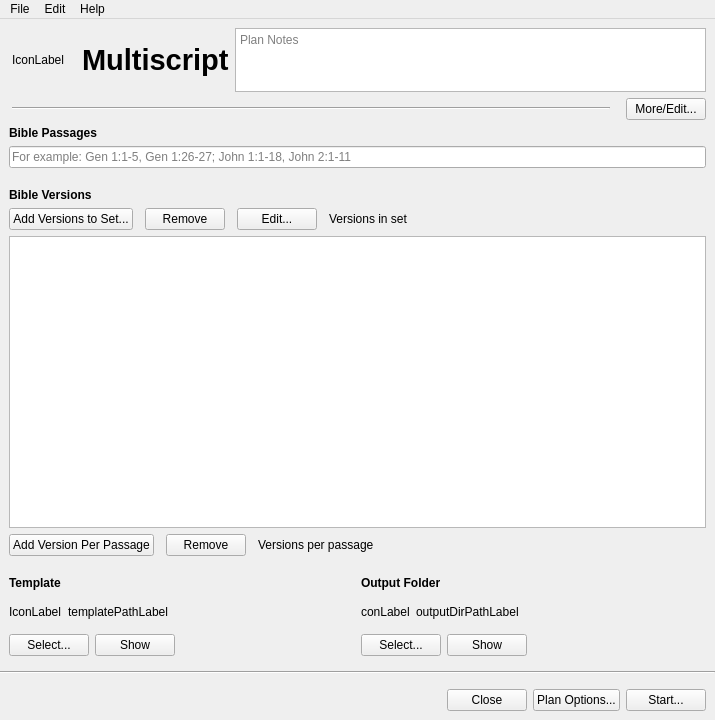
Old version of the form multiscript/ui/main_window.ui in the repository multiscript/multiscript.
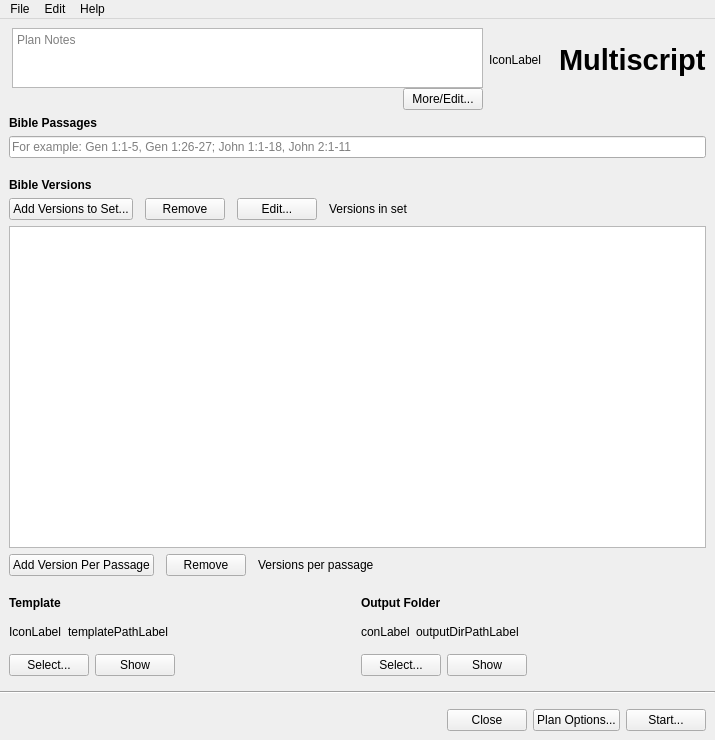
New version of the form. Custom widgets are drawn as their Qt base class.

Commit message: Move plan notes to left of title area

Diff of the .ui file:
```diff
--- a/multiscript/ui/main_window.ui
+++ b/multiscript/ui/main_window.ui
@@ -7,7 +7,7 @@
     <x>0</x>
     <y>0</y>
     <width>715</width>
-    <height>720</height>
+    <height>740</height>
    </rect>
   </property>
   <property name="sizePolicy">
@@ -47,47 +47,15 @@
        </property>
        <item>
         <layout class="QHBoxLayout" name="horizontalLayout_9">
-         <item>
-          <layout class="QVBoxLayout" name="verticalLayout_4">
-           <item>
-            <widget class="IconLabel" name="appIconLabel">
-             <property name="minimumSize">
-              <size>
-               <width>64</width>
-               <height>64</height>
-              </size>
-             </property>
-             <property name="text">
-              <string>IconLabel</string>
-             </property>
-            </widget>
-           </item>
-          </layout>
-         </item>
+         <property name="spacing">
+          <number>0</number>
+         </property>
          <item>
-          <layout class="QVBoxLayout" name="verticalLayout_5">
-           <item>
-            <widget class="QLabel" name="titleLabel">
-             <property name="font">
-              <font>
-               <pointsize>22</pointsize>
-               <bold>true</bold>
-              </font>
-             </property>
-             <property name="text">
-              <string>Multiscript</string>
-             </property>
-             <property name="margin">
-              <number>6</number>
-             </property>
-            </widget>
-           </item>
-          </layout>
-         </item>
+          <layout class="QVBoxLayout" name="verticalLayout">
          <item>
           <widget class="QTextEdit" name="planNotesTextEdit">
            <property name="sizePolicy">
-            <sizepolicy hsizetype="Expanding" vsizetype="Ignored">
+              <sizepolicy hsizetype="Expanding" vsizetype="Maximum">
              <horstretch>0</horstretch>
              <verstretch>0</verstretch>
             </sizepolicy>
@@ -95,7 +63,7 @@
            <property name="maximumSize">
             <size>
              <width>16777215</width>
-             <height>16777215</height>
+               <height>60</height>
             </size>
            </property>
            <property name="readOnly">
@@ -112,35 +80,20 @@
            </property>
           </widget>
          </item>
-        </layout>
-       </item>
        <item>
         <layout class="QHBoxLayout" name="horizontalLayout_10">
-         <item>
-          <widget class="Line" name="line">
-           <property name="sizePolicy">
-            <sizepolicy hsizetype="Expanding" vsizetype="Fixed">
-             <horstretch>0</horstretch>
-             <verstretch>0</verstretch>
-            </sizepolicy>
-           </property>
-           <property name="orientation">
-            <enum>Qt::Horizontal</enum>
-           </property>
-          </widget>
-         </item>
          <item>
           <spacer name="horizontalSpacer">
            <property name="orientation">
             <enum>Qt::Horizontal</enum>
            </property>
            <property name="sizeType">
-            <enum>QSizePolicy::Fixed</enum>
+                <enum>QSizePolicy::Expanding</enum>
            </property>
            <property name="sizeHint" stdset="0">
             <size>
              <width>10</width>
-             <height>20</height>
+                 <height>0</height>
             </size>
            </property>
           </spacer>
@@ -160,6 +113,95 @@
             <bool>false</bool>
            </property>
           </widget>
+             </item>
+            </layout>
+           </item>
+          </layout>
+         </item>
+         <item>
+          <spacer name="horizontalSpacer_6">
+           <property name="orientation">
+            <enum>Qt::Horizontal</enum>
+           </property>
+           <property name="sizeType">
+            <enum>QSizePolicy::Fixed</enum>
+           </property>
+           <property name="sizeHint" stdset="0">
+            <size>
+             <width>6</width>
+             <height>20</height>
+            </size>
+           </property>
+          </spacer>
+         </item>
+         <item>
+          <layout class="QVBoxLayout" name="verticalLayout_3">
+           <property name="spacing">
+            <number>0</number>
+           </property>
+           <item>
+            <layout class="QHBoxLayout" name="horizontalLayout_3">
+             <property name="spacing">
+              <number>0</number>
+             </property>
+             <item>
+              <widget class="IconLabel" name="appIconLabel">
+               <property name="minimumSize">
+                <size>
+                 <width>64</width>
+                 <height>64</height>
+                </size>
+               </property>
+               <property name="text">
+                <string>IconLabel</string>
+               </property>
+              </widget>
+             </item>
+             <item>
+              <spacer name="horizontalSpacer_5">
+               <property name="orientation">
+                <enum>Qt::Horizontal</enum>
+               </property>
+               <property name="sizeType">
+                <enum>QSizePolicy::Fixed</enum>
+               </property>
+               <property name="sizeHint" stdset="0">
+                <size>
+                 <width>6</width>
+                 <height>20</height>
+                </size>
+               </property>
+              </spacer>
+             </item>
+             <item>
+              <widget class="QLabel" name="titleLabel">
+               <property name="font">
+                <font>
+                 <pointsize>22</pointsize>
+                 <bold>true</bold>
+                </font>
+               </property>
+               <property name="text">
+                <string>Multiscript</string>
+               </property>
+              </widget>
+             </item>
+            </layout>
+           </item>
+           <item>
+            <spacer name="verticalSpacer">
+             <property name="orientation">
+              <enum>Qt::Vertical</enum>
+             </property>
+             <property name="sizeHint" stdset="0">
+              <size>
+               <width>20</width>
+               <height>0</height>
+              </size>
+             </property>
+            </spacer>
+           </item>
+          </layout>
          </item>
         </layout>
        </item>
```
Lines whose indentation alone changed are shown as unchanged. The commit also changes 2 other files.
